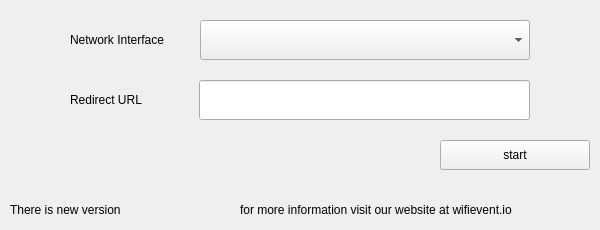
This is app/captiveportal/mainwindow.ui in wifievent/cp as Qt 5 draws it before an edit. The edited form follows.
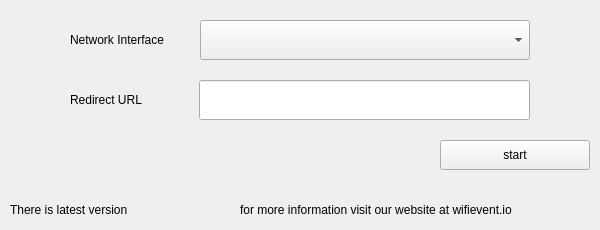
This is the edited form. Icons and pictures are not drawn.

Commit message: Change text 'This is latest version'

What changed in the file:
```diff
--- a/app/captiveportal/mainwindow.ui
+++ b/app/captiveportal/mainwindow.ui
@@ -100,7 +100,7 @@
      </rect>
     </property>
     <property name="text">
-     <string>There is new version</string>
+     <string>There is latest version</string>
     </property>
    </widget>
   </widget>
```
